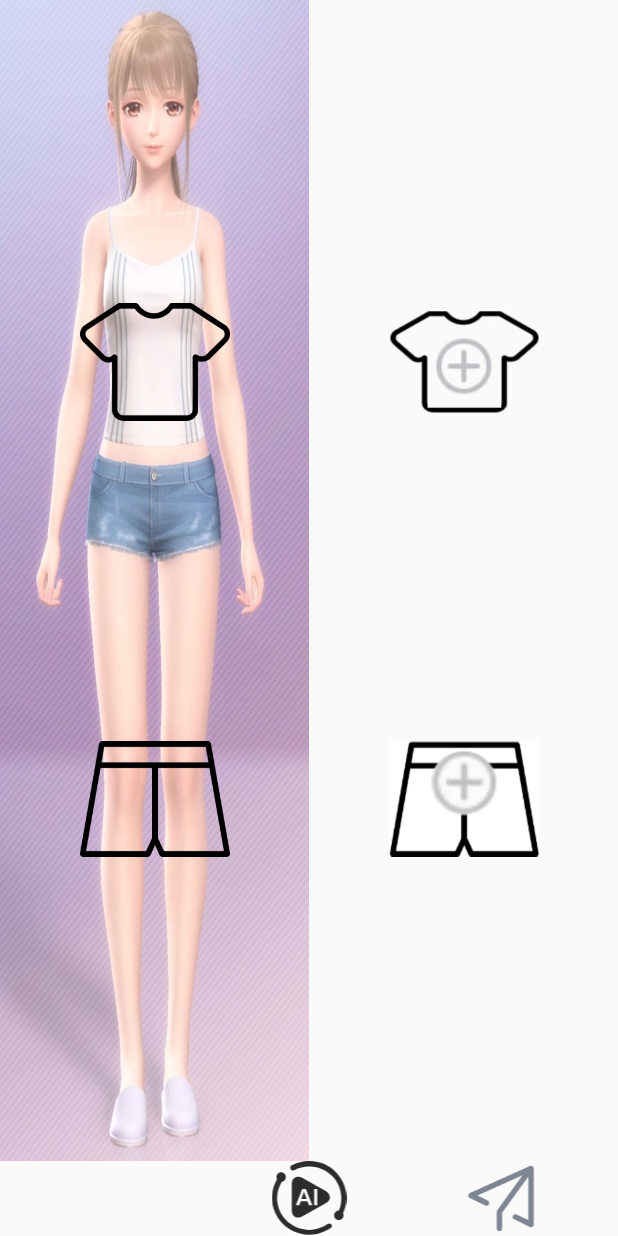
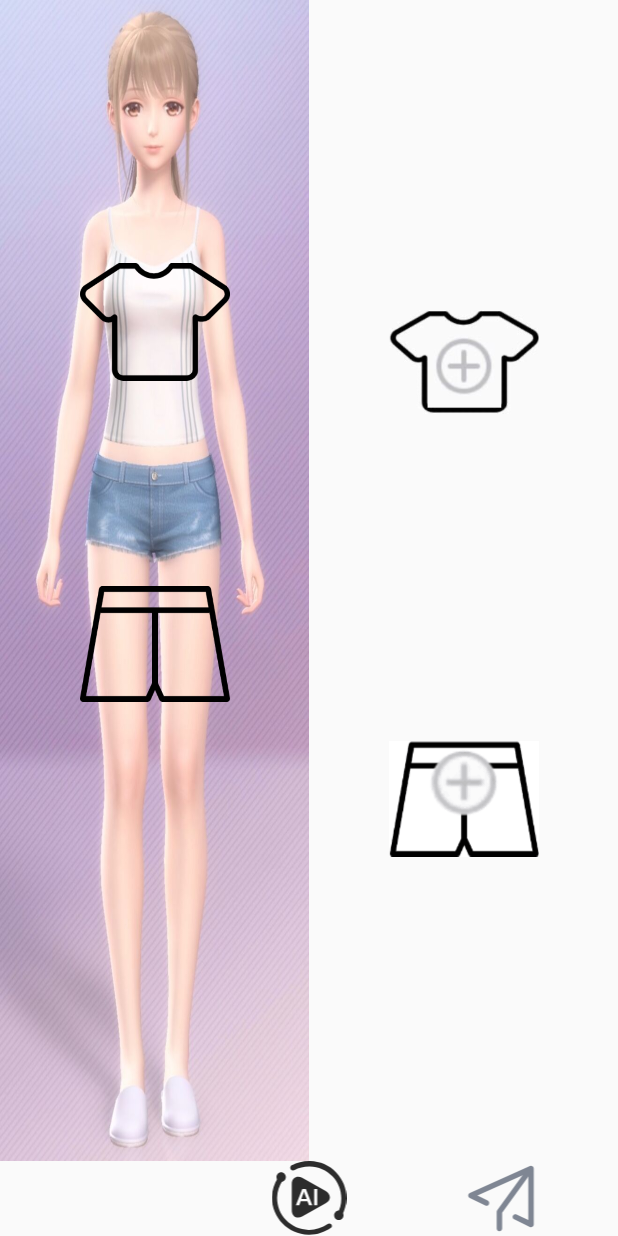
Before and after one commit to lizhenzn/CM, an Android app: the layout match.xml on its own in the app's theme, with its tools: preview values and no code run, on a phone screen of 412 x 824 dp. Run offline under Robolectric (Android 15) with nearby library versions, the phone set to English and light mode, and no system bars.

Commit message:
搭配 1.模特上下衣位置修改 广场 1.点击头像显示个人信息

```diff
--- a/app/src/main/java/com/example/cm/share/ShareFragment.java
+++ b/app/src/main/java/com/example/cm/share/ShareFragment.java
@@ -159,9 +159,7 @@ public class ShareFragment extends Fragment {
                         serverFunction.refresh();
                     serverFunction.loadPostList();
                     for (int i = 0; i < count; i++) {
-                        Log.d(TAG, "run: "+i);
                         while(!serverFunction.getShareManager().transfer_flags[i]){ }
-                        Log.d(TAG, "run: quite while");
                         PostInfo post=serverFunction.getPost();
                         String userName=null;
                         userName=serverFunction.getUserName();
--- a/app/src/main/res/layout/match.xml
+++ b/app/src/main/res/layout/match.xml
@@ -1,8 +1,10 @@
 <?xml version="1.0" encoding="utf-8"?>
 <android.support.constraint.ConstraintLayout xmlns:android="http://schemas.android.com/apk/res/android"
     xmlns:app="http://schemas.android.com/apk/res-auto"
+    android:id="@+id/constraintLayout"
     android:layout_width="match_parent"
     android:layout_height="match_parent">
+
     <android.support.constraint.ConstraintLayout xmlns:android="http://schemas.android.com/apk/res/android"
         xmlns:app="http://schemas.android.com/apk/res-auto"
         android:id="@+id/change_clothes"
@@ -12,6 +14,7 @@
         app:layout_constraintLeft_toRightOf="@id/model"
         app:layout_constraintRight_toRightOf="parent"
         app:layout_constraintTop_toTopOf="parent">
+
         <ImageView
             android:id="@+id/clothes_up"
             android:layout_width="100dp"
@@ -21,6 +24,7 @@
             app:layout_constraintLeft_toLeftOf="parent"
             app:layout_constraintRight_toRightOf="parent"
             app:layout_constraintTop_toTopOf="parent" />
+
         <ImageView
             android:id="@+id/clothes_down"
             android:layout_width="100dp"
@@ -31,6 +35,7 @@
             app:layout_constraintRight_toRightOf="parent"
             app:layout_constraintTop_toBottomOf="@id/clothes_up" />
     </android.support.constraint.ConstraintLayout>
+
     <android.support.constraint.ConstraintLayout xmlns:android="http://schemas.android.com/apk/res/android"
         xmlns:app="http://schemas.android.com/apk/res-auto"
         android:id="@+id/model"
@@ -41,6 +46,7 @@
         app:layout_constraintLeft_toLeftOf="parent"
         app:layout_constraintRight_toLeftOf="@id/change_clothes"
         app:layout_constraintTop_toTopOf="parent">
+
         <ImageView
             android:id="@+id/clothes_up_model"
             android:layout_width="100dp"
@@ -49,27 +55,34 @@
             app:layout_constraintBottom_toTopOf="@id/clothes_down_model"
             app:layout_constraintLeft_toLeftOf="parent"
             app:layout_constraintRight_toRightOf="parent"
-            app:layout_constraintTop_toTopOf="parent" />
+            app:layout_constraintTop_toTopOf="parent"
+            android:layout_marginTop="50dp"
+            />
+
         <ImageView
             android:id="@+id/clothes_down_model"
             android:layout_width="100dp"
             android:layout_height="100dp"
             android:src="@drawable/clothes_down"
+            android:layout_marginBottom="180dp"
             app:layout_constraintBottom_toBottomOf="parent"
             app:layout_constraintLeft_toLeftOf="parent"
             app:layout_constraintRight_toRightOf="parent"
-            app:layout_constraintTop_toBottomOf="@id/clothes_up_model" />
+            app:layout_constraintTop_toBottomOf="@id/clothes_up_model"
+            />
     </android.support.constraint.ConstraintLayout>
+
     <ImageView
         android:id="@+id/smart_match"
         android:layout_width="100dp"
         android:layout_height="50dp"
+        android:src="@drawable/ic_ai_match"
         android:textSize="20dp"
-        android:src="@drawable/ic_ai_match"
         app:layout_constraintBottom_toBottomOf="parent"
         app:layout_constraintLeft_toLeftOf="parent"
         app:layout_constraintRight_toRightOf="parent"
         app:layout_constraintTop_toBottomOf="@id/change_clothes" />
+
     <ImageView
         android:id="@+id/send_share"
         android:layout_width="100dp"
```
Also changed, not shown: app/src/main/java/com/example/cm/share/ShareAdapter.java (+12 -0 lines).
